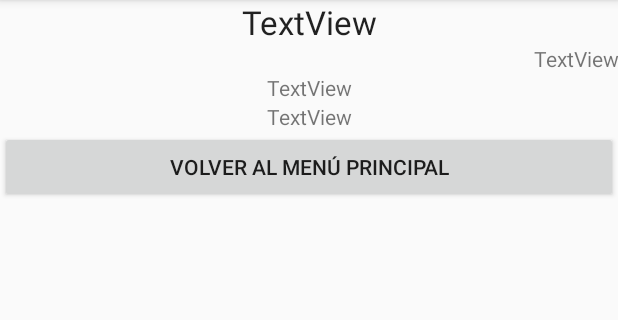
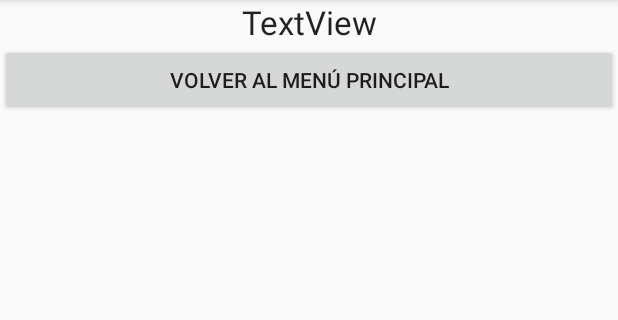
Before and after one commit to DaniniSC/Gorilapp, an Android app: the MainActivity7 screen opened directly, with no data from a screen before it, on a phone screen of 412 x 824 dp, the part 84-404 px from its top. Run offline under Robolectric (Android 15) with nearby library versions, the phone set to English and light mode, and no system bars.

Commit message:
Feat: imc class

```diff
--- /dev/null
+++ b/app/src/main/java/com/example/gorila/Persona.java
@@ -0,0 +1,24 @@
+package com.example.gorila;
+
+public class Persona {
+    private int edad;
+    private char sexo;
+    private double peso;
+    private int altura;
+
+    public Persona() {
+        edad = 0;
+        sexo = 'N';
+        peso = 0.0;
+        altura = 0;
+    }
+
+    public Persona(int edad, char sexo, double peso, int altura) {
+        this.edad = edad;
+        this.sexo = sexo;
+        this.peso = peso;
+        this.altura = altura;
+    }
+
+
+}
--- a/app/src/main/res/layout/activity_main7.xml
+++ b/app/src/main/res/layout/activity_main7.xml
@@ -29,45 +29,6 @@
         android:layout_width="match_parent"
         android:layout_height="wrap_content"
         android:layout_weight="0"
-        android:orientation="vertical">
-
-        <TextView
-            android:id="@+id/textView4"
-            android:layout_width="match_parent"
-            android:layout_height="wrap_content"
-            android:text="@string/textview"
-            android:textAlignment="viewEnd"
-            tools:layout_editor_absoluteX="173dp"
-            tools:layout_editor_absoluteY="144dp"
-            tools:text="En nuestro proyecto interactúan directamente 2 participantes: clientes y proveedores." />
-
-        <TextView
-            android:id="@+id/textView9"
-            android:layout_width="match_parent"
-            android:layout_height="wrap_content"
-            android:layout_weight="1"
-            android:text="@string/textview"
-            android:textAlignment="center"
-            tools:layout_editor_absoluteX="173dp"
-            tools:layout_editor_absoluteY="144dp"
-            tools:text="Los clientes deben loguearse para ingresar a su portal, podrán ver una lista de experiencias disponible en todo Chile, con una opción de filtrar para ver sólo las que están en su región. Pueden reservar un cupo de esas actividades disponibles y también cancelar la reserva. Además, tendrán la posibilidad de ver el listado de experiencias que han tomado y su estado actual." />
-
-        <TextView
-            android:id="@+id/textView10"
-            android:layout_width="match_parent"
-            android:layout_height="wrap_content"
-            android:layout_weight="1"
-            android:text="@string/textview"
-            android:textAlignment="center"
-            tools:layout_editor_absoluteX="173dp"
-            tools:layout_editor_absoluteY="144dp"
-            tools:text="Los proveedores también deben ingresar con sus credenciales únicas para usar el sitio, pueden publicar la experiencia que ofrecen llenando un formulario con datos requeridos, pueden ver el listado de experiencias que han ofrecido y eliminar una experiencia desde ese listado." />
-    </LinearLayout>
-
-    <LinearLayout
-        android:layout_width="match_parent"
-        android:layout_height="wrap_content"
-        android:layout_weight="0"
         android:baselineAligned="false">
 
         <Button
```
